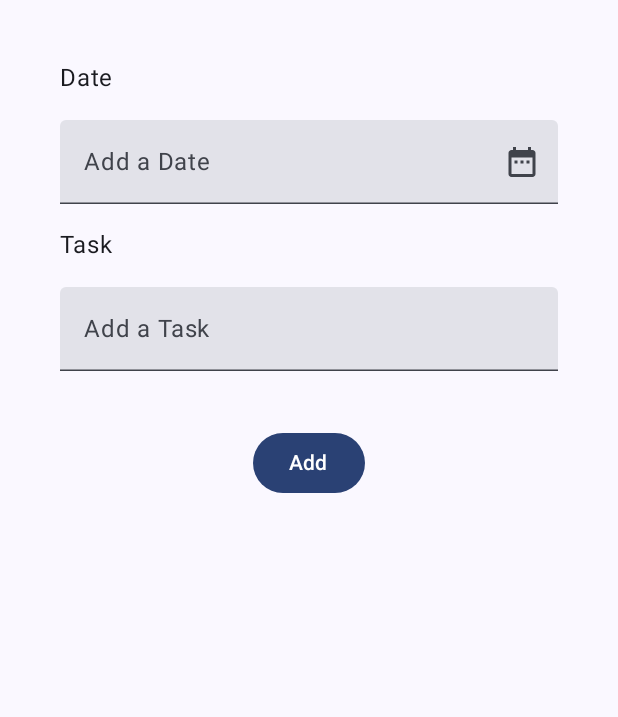
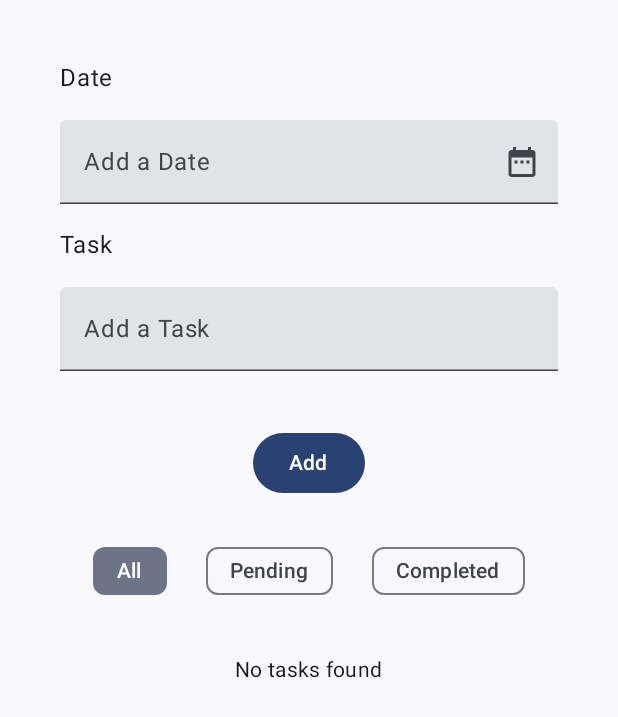
Before and after one commit to babi2707/ToDoListAndroidStudio, an Android app built with Jetpack Compose: the screen it shows after launch (MainActivity), on a phone screen of 412 x 824 dp. Shown: the top 717 px of the screen. Run offline under Robolectric (Android 15) with nearby library versions, the phone set to English and light mode, and no system bars.

Commit message:
feat: Implement task filtering and deletion
This commit introduces the ability to filter and delete tasks in the ToDo list.
- Added `FilterType` enum to represent different filtering options (All, Pending, Completed).
- Added `selectedFilter` state variable to track the current filter selection.
- Implemented `filteredTasks` calculated property to display tasks based on the selected filter.
- Added FilterChip composables to allow users to select the task filter.
- Added an "empty state" message when no tasks are found for the current filter.
- Added a delete icon (`Icons.Default.Delete`) to each task item.
- Implemented click functionality for the delete icon to remove the corresponding task from `taskList`.
- Added spacing and styling for the filter chips and delete icon.

```diff
--- a/app/src/main/java/com/example/todolist/MainActivity.kt
+++ b/app/src/main/java/com/example/todolist/MainActivity.kt
@@ -42,12 +42,15 @@ import androidx.compose.ui.tooling.preview.Preview
 import androidx.compose.ui.unit.dp
 import androidx.compose.ui.unit.sp
 import com.example.todolist.ui.theme.ToDoListTheme
+import androidx.compose.material.icons.filled.Delete
 import androidx.compose.material.icons.filled.Check
 import androidx.compose.material.icons.Icons
 import androidx.compose.material3.Icon
 import androidx.compose.ui.draw.clip
 import androidx.compose.foundation.shape.CircleShape
 import androidx.compose.material.icons.filled.DateRange
+import androidx.compose.material3.ButtonDefaults
+import androidx.compose.material3.FilterChip
 import androidx.compose.ui.platform.LocalContext
 import androidx.compose.ui.text.AnnotatedString
 import androidx.compose.ui.text.input.OffsetMapping
@@ -71,11 +74,16 @@ class MainActivity : ComponentActivity() {
     }
 }
 
+enum class FilterType {
+    ALL, PENDING, COMPLETED
+}
+
 @Composable
 fun ToDoLayout() {
     var dateInput by remember { mutableStateOf("") }
     var taskInput by remember { mutableStateOf("") }
     var isDateValid by remember { mutableStateOf(true) }
+    var selectedFilter by remember { mutableStateOf(FilterType.ALL) }
 
     data class TaskItem(
         val date: String,
@@ -84,6 +92,14 @@ fun ToDoLayout() {
     )
 
     val taskList = remember { mutableStateListOf<TaskItem>() }
+
+    val filteredTasks = remember(taskList, selectedFilter) {
+        when (selectedFilter) {
+            FilterType.ALL -> taskList
+            FilterType.PENDING -> taskList.filter { !it.isDone }
+            FilterType.COMPLETED -> taskList.filter { it.isDone }
+        }
+    }
 
     Column(
         modifier = Modifier
@@ -142,7 +158,46 @@ fun ToDoLayout() {
 
         Spacer(modifier = Modifier.height(16.dp))
 
-        taskList.forEachIndexed { index, taskItem ->
+        Row(
+            modifier = Modifier
+                .fillMaxWidth()
+                .padding(vertical = 8.dp),
+            horizontalArrangement = Arrangement.SpaceEvenly
+        ) {
+            FilterChip(
+                selected = selectedFilter == FilterType.ALL,
+                onClick = { selectedFilter = FilterType.ALL },
+                label = { Text("All") },
+                modifier = Modifier.padding(horizontal = 4.dp)
+            )
+
+            FilterChip(
+                selected = selectedFilter == FilterType.PENDING,
+                onClick = { selectedFilter = FilterType.PENDING },
+                label = { Text("Pending") },
+                modifier = Modifier.padding(horizontal = 4.dp)
+            )
+
+            FilterChip(
+                selected = selectedFilter == FilterType.COMPLETED,
+                onClick = { selectedFilter = FilterType.COMPLETED },
+                label = { Text("Completed") },
+                modifier = Modifier.padding(horizontal = 4.dp)
+            )
+        }
+
+        Spacer(modifier = Modifier.height(8.dp))
+
+        if (filteredTasks.isEmpty()) {
+            Text(
+                text = "No tasks found",
+                modifier = Modifier.padding(16.dp),
+                style = MaterialTheme.typography.bodyMedium
+            )
+        } else {
+            filteredTasks.forEachIndexed { index, taskItem ->
+                val actualIndex = taskList.indexOfFirst { it.date == taskItem.date && it.task == taskItem.task }
+                if (actualIndex != -1) {
                     Row(
                         modifier = Modifier
                             .fillMaxWidth()
@@ -155,7 +210,7 @@ fun ToDoLayout() {
                             modifier = Modifier.size(24.dp)
                                 .clip(CircleShape)
                                 .clickable {
-                            taskList[index] = taskItem.copy(isDone = !taskItem.isDone)
+                                    taskList[actualIndex] = taskList[actualIndex].copy(isDone = !taskList[actualIndex].isDone)
                                 },
                             color = if (taskItem.isDone) Color.hsl(120f, 0.4f, 0.55f) else Color.LightGray,
                             contentColor = Color.White,
@@ -180,6 +235,21 @@ fun ToDoLayout() {
                                 textDecoration = androidx.compose.ui.text.style.TextDecoration.LineThrough
                             ) else MaterialTheme.typography.bodyMedium
                         )
+
+                        Spacer(modifier = Modifier.width(8.dp))
+
+                        Icon(
+                            imageVector = Icons.Default.Delete,
+                            contentDescription = "Delete task",
+                            modifier = Modifier
+                                .size(24.dp)
+                                .clickable {
+                                    taskList.removeAt(actualIndex)
+                                },
+                            tint = MaterialTheme.colorScheme.error
+                        )
+                    }
+                }
             }
         }
     }
```
Lines whose indentation alone changed are shown as unchanged.
